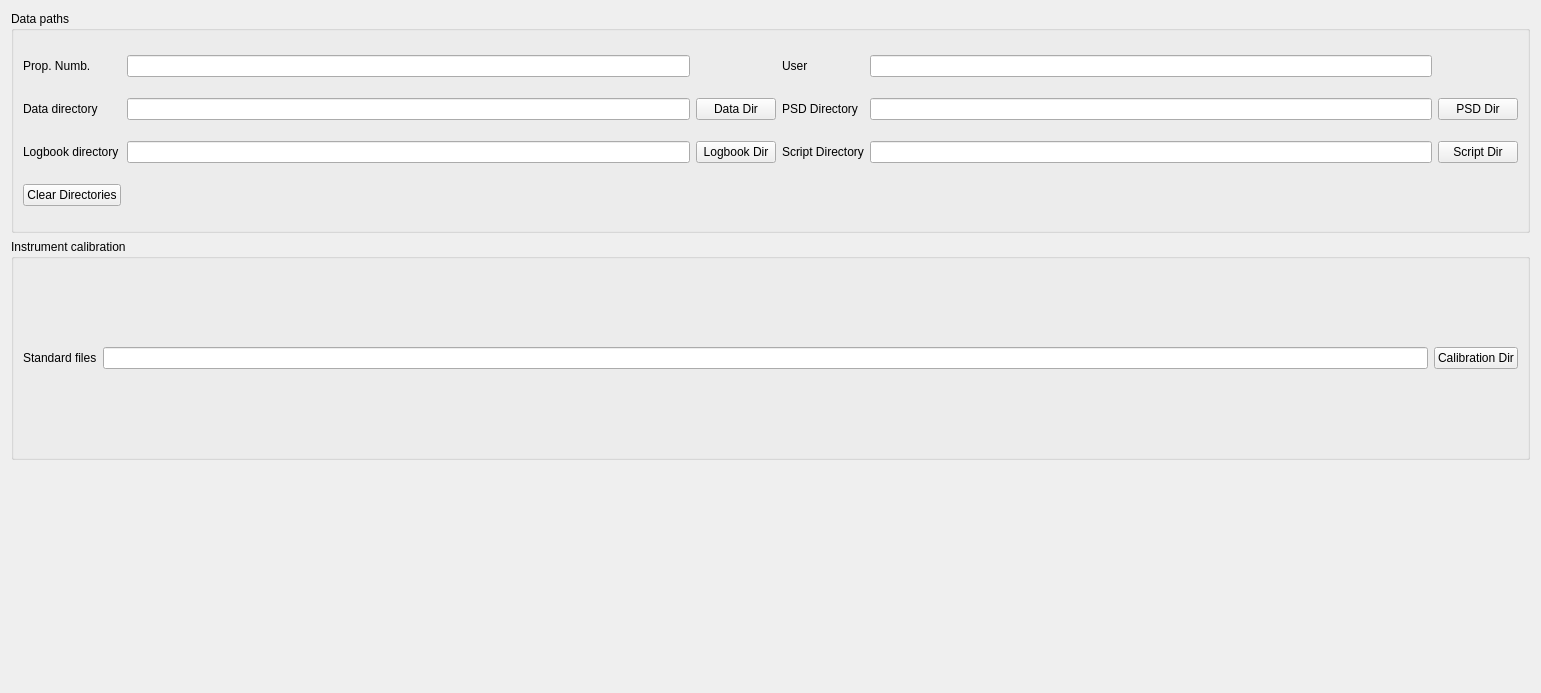
Old version of the form DNSReduction/paths/path.ui in the repository thomueller/dns_mantid_gui.
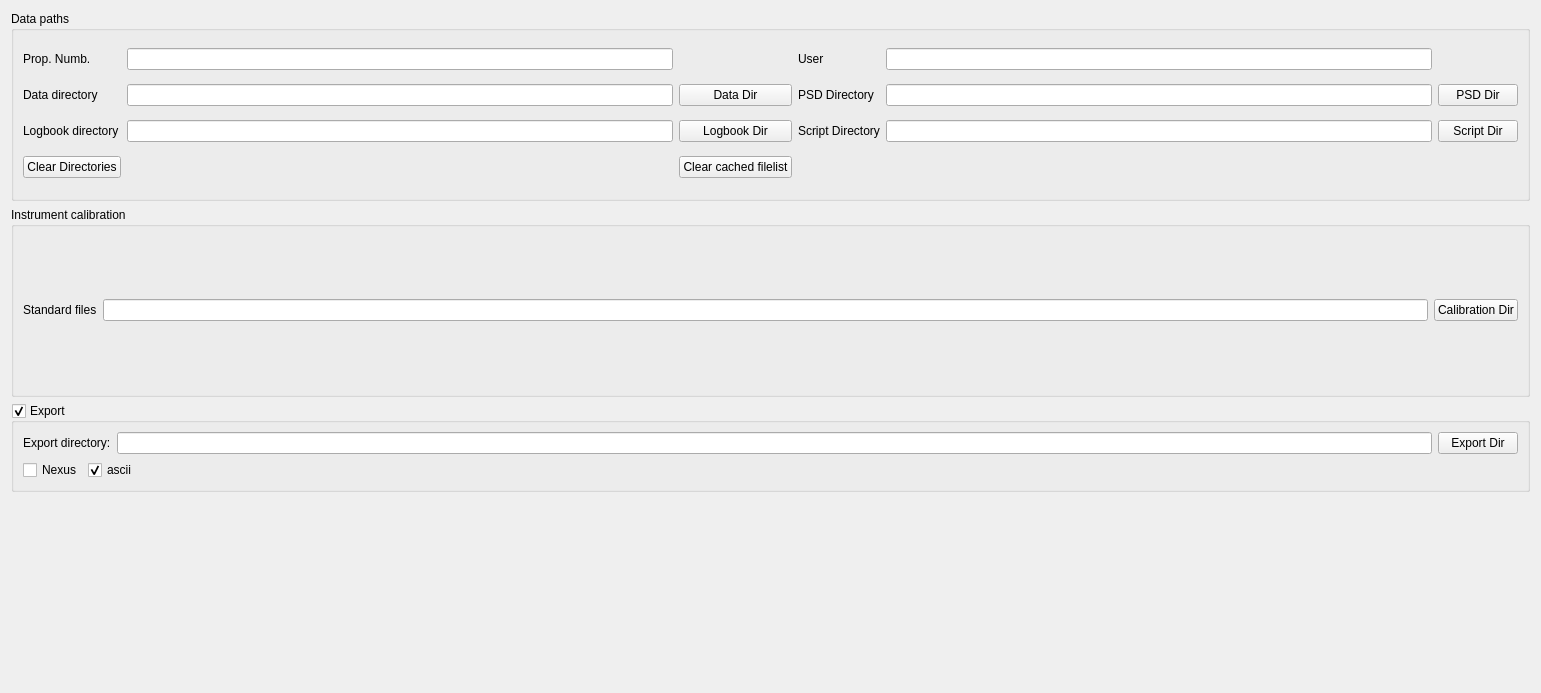
New version of the form.

The edit to the form file:
```diff
--- a/DNSReduction/paths/path.ui
+++ b/DNSReduction/paths/path.ui
@@ -35,30 +35,17 @@
       <string>Data paths</string>
      </property>
      <layout class="QGridLayout" name="gridLayout">
-      <item row="2" column="1">
-       <widget class="QLineEdit" name="lE_prop_nb">
-        <property name="toolTip">
-         <string>filled out automatically from first file found in data path</string>
-        </property>
-        <property name="statusTip">
-         <string/>
-        </property>
-        <property name="maxLength">
-         <number>20</number>
-        </property>
-        <property name="readOnly">
-         <bool>true</bool>
-        </property>
-       </widget>
+      <item row="3" column="2">
+       <widget class="QLineEdit" name="lE_data_dir"/>
       </item>
-      <item row="3" column="5">
+      <item row="3" column="6">
        <widget class="QPushButton" name="pB_file_psd">
         <property name="text">
          <string>PSD Dir</string>
         </property>
        </widget>
       </item>
-      <item row="2" column="4">
+      <item row="2" column="5">
        <widget class="QLineEdit" name="lE_user">
         <property name="toolTip">
          <string>filled out automatically from first file found in data path</string>
@@ -75,71 +62,60 @@
         </property>
        </widget>
       </item>
-      <item row="2" column="3">
+      <item row="2" column="2">
+       <widget class="QLineEdit" name="lE_prop_nb">
+        <property name="toolTip">
+         <string>filled out automatically from first file found in data path</string>
+        </property>
+        <property name="statusTip">
+         <string/>
+        </property>
+        <property name="maxLength">
+         <number>20</number>
+        </property>
+        <property name="readOnly">
+         <bool>true</bool>
+        </property>
+       </widget>
+      </item>
+      <item row="2" column="4">
        <widget class="QLabel" name="l_user">
         <property name="text">
          <string>User</string>
         </property>
        </widget>
       </item>
-      <item row="4" column="2">
+      <item row="4" column="3">
        <widget class="QPushButton" name="pB_file_logbook">
         <property name="text">
          <string>Logbook Dir</string>
         </property>
        </widget>
       </item>
-      <item row="3" column="1">
-       <widget class="QLineEdit" name="lE_data_dir"/>
+      <item row="4" column="6">
+       <widget class="QPushButton" name="pB_file_script">
+        <property name="text">
+         <string>Script Dir</string>
+        </property>
+       </widget>
       </item>
-      <item row="4" column="1">
+      <item row="4" column="2">
        <widget class="QLineEdit" name="lE_logbook_dir"/>
       </item>
-      <item row="3" column="3">
-       <widget class="QLabel" name="l_psd_dir">
-        <property name="text">
-         <string>PSD Directory</string>
-        </property>
-       </widget>
-      </item>
-      <item row="2" column="0">
-       <widget class="QLabel" name="l_prop_nb">
-        <property name="text">
-         <string>Prop. Numb.</string>
-        </property>
-       </widget>
-      </item>
-      <item row="3" column="2">
-       <widget class="QPushButton" name="pB_file_data">
-        <property name="text">
-         <string>Data Dir</string>
-        </property>
-       </widget>
-      </item>
-      <item row="3" column="4">
+      <item row="3" column="5">
        <widget class="QLineEdit" name="lE_psd_dir"/>
       </item>
-      <item row="4" column="0">
-       <widget class="QLabel" name="l_log_dir">
-        <property name="text">
-         <string>Logbook directory</string>
-        </property>
-       </widget>
-      </item>
       <item row="4" column="4">
-       <widget class="QLineEdit" name="lE_script_dir"/>
-      </item>
-      <item row="4" column="3">
        <widget class="QLabel" name="label">
         <property name="text">
          <string>Script Directory</string>
         </property>
        </widget>
       </item>
-      <item row="4" column="5">
-       <widget class="QPushButton" name="pB_file_script">
+      <item row="4" column="0">
+       <widget class="QLabel" name="l_log_dir">
         <property name="text">
-         <string>Script Dir</string>
+         <string>Logbook directory</string>
         </property>
        </widget>
       </item>
@@ -150,6 +126,37 @@
         </property>
        </widget>
       </item>
+      <item row="3" column="3">
+       <widget class="QPushButton" name="pB_file_data">
+        <property name="text">
+         <string>Data Dir</string>
+        </property>
+       </widget>
+      </item>
+      <item row="2" column="0">
+       <widget class="QLabel" name="l_prop_nb">
+        <property name="text">
+         <string>Prop. Numb.</string>
+        </property>
+       </widget>
+      </item>
+      <item row="4" column="5">
+       <widget class="QLineEdit" name="lE_script_dir"/>
+      </item>
+      <item row="3" column="4">
+       <widget class="QLabel" name="l_psd_dir">
+        <property name="text">
+         <string>PSD Directory</string>
+        </property>
+       </widget>
+      </item>
+      <item row="5" column="3">
+       <widget class="QPushButton" name="pB_clear_cache">
+        <property name="text">
+         <string>Clear cached filelist</string>
+        </property>
+       </widget>
+      </item>
      </layout>
     </widget>
    </item>
@@ -185,6 +192,69 @@
      </layout>
     </widget>
    </item>
+   <item>
+    <widget class="QGroupBox" name="gB_export">
+     <property name="title">
+      <string>Export</string>
+     </property>
+     <property name="checkable">
+      <bool>true</bool>
+     </property>
+     <layout class="QGridLayout" name="gridLayout_3">
+      <item row="0" column="0">
+       <widget class="QLabel" name="l_export_dir">
+        <property name="text">
+         <string>Export directory:</string>
+        </property>
+       </widget>
+      </item>
+      <item row="2" column="0" colspan="3">
+       <layout class="QHBoxLayout" name="horizontalLayout">
+        <item>
+         <widget class="QCheckBox" name="cB_nexus">
+          <property name="text">
+           <string>Nexus</string>
+          </property>
+         </widget>
+        </item>
+        <item>
+         <widget class="QCheckBox" name="cB_ascii">
+          <property name="text">
+           <string>ascii</string>
+          </property>
+          <property name="checked">
+           <bool>true</bool>
+          </property>
+         </widget>
+        </item>
+        <item>
+         <spacer name="horizontalSpacer">
+          <property name="orientation">
+           <enum>Qt::Horizontal</enum>
+          </property>
+          <property name="sizeHint" stdset="0">
+           <size>
+            <width>40</width>
+            <height>20</height>
+           </size>
+          </property>
+         </spacer>
+        </item>
+       </layout>
+      </item>
+      <item row="0" column="1">
+       <widget class="QLineEdit" name="lE_export_dir"/>
+      </item>
+      <item row="0" column="2">
+       <widget class="QPushButton" name="pB_export">
+        <property name="text">
+         <string>Export Dir</string>
+        </property>
+       </widget>
+      </item>
+     </layout>
+    </widget>
+   </item>
    <item>
     <spacer name="verticalSpacer">
      <property name="orientation">
```
